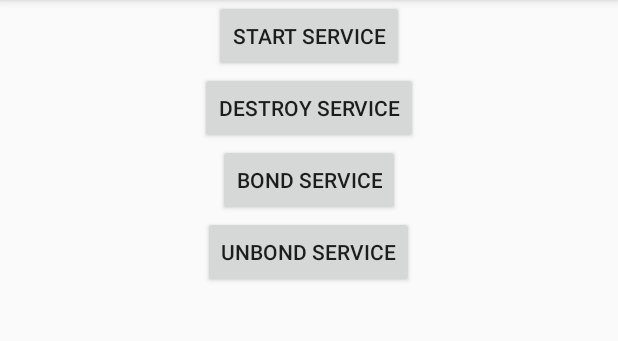
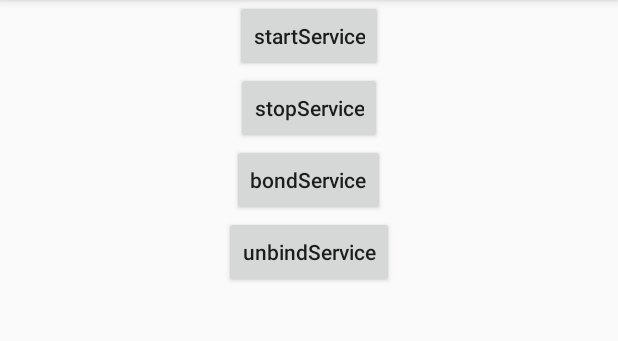
Before and after one commit to YouYou-rgb/ServiceDemo, an Android app: the screen it shows after launch (MainActivity), on a phone screen of 412 x 824 dp, the part 84-425 px from its top. Run offline under Robolectric (Android 15) with nearby library versions, the phone set to English and light mode, and no system bars.

Commit message:
Update activity_main.xml

```diff
--- a/app/src/main/res/layout/activity_main.xml
+++ b/app/src/main/res/layout/activity_main.xml
@@ -15,28 +15,32 @@
             android:layout_width="wrap_content"
             android:layout_height="wrap_content"
             android:layout_gravity="center"
-            android:text="start service" />
+            android:text="startService"
+            android:textAllCaps="false" />
 
         <Button
             android:id="@+id/bnt_destroy"
             android:layout_width="wrap_content"
             android:layout_height="wrap_content"
             android:layout_gravity="center"
-            android:text="destroy service" />
+            android:text="stopService"
+            android:textAllCaps="false" />
 
         <Button
             android:id="@+id/bnt_bond"
             android:layout_width="wrap_content"
             android:layout_height="wrap_content"
             android:layout_gravity="center"
-            android:text="bond service" />
+            android:text="bondService"
+            android:textAllCaps="false" />
 
         <Button
             android:id="@+id/bnt_unbond"
             android:layout_width="wrap_content"
             android:layout_height="wrap_content"
             android:layout_gravity="center"
-            android:text="unbond service" />
+            android:text="unbindService"
+            android:textAllCaps="false" />
     </LinearLayout>
 
 </android.support.constraint.ConstraintLayout>
```
